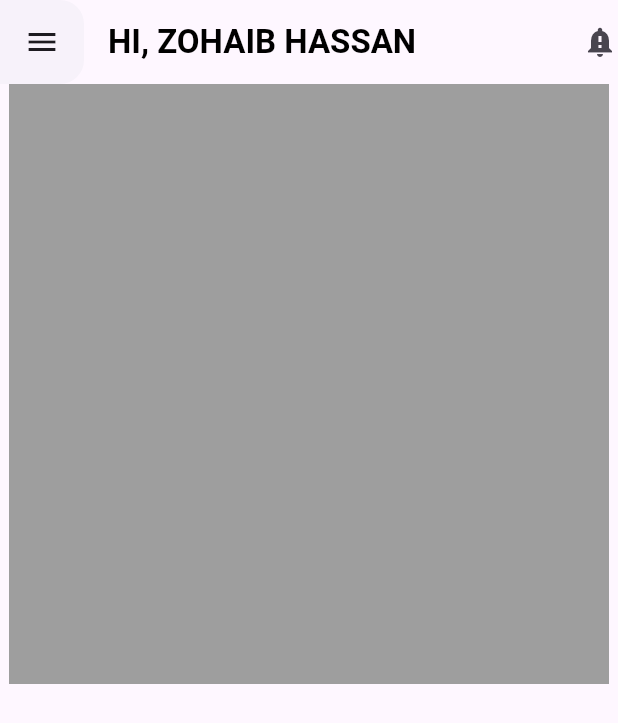
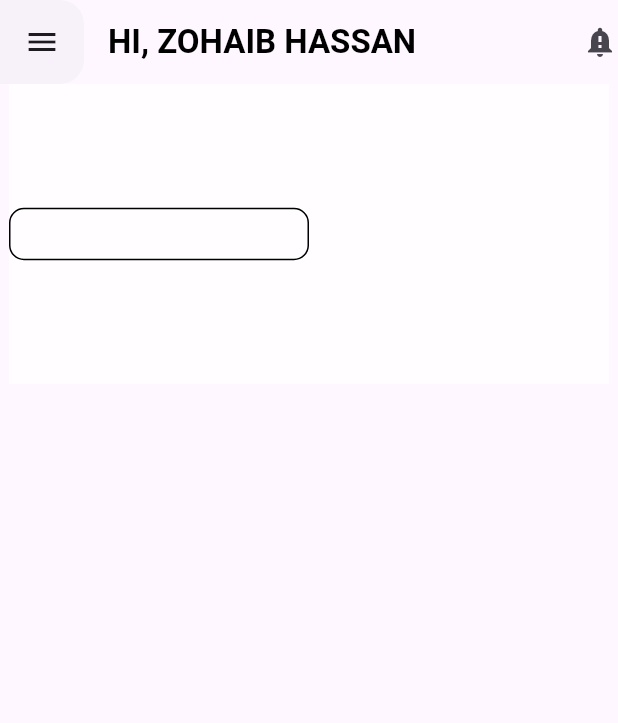
Before and after one commit to Ahmad163563/internship-project, a Flutter app: the screen it shows after launch, on a phone screen of 412 x 824 dp. Shown: the top 723 px of the screen. Run offline on Flutter 3.47's test engine with Material 3 defaults, Android fonts, the phone set to English and light mode, and no system bars.

Commit message:
addding 4 page

```diff
--- a/lib/home_screen/homescreen.dart
+++ b/lib/home_screen/homescreen.dart
@@ -26,9 +26,22 @@ class _home_screenState extends State<home_screen> {
             children: [
               Center(
                 child: Container(
-                  height: 400,
+                  height: 200,
                   width: 400,
-                  color: Colors.grey,
+                  color: Colors.white70,
+                  child: Row(
+                    children: [
+                      Text(''),
+                      Container(
+                        height: 35,
+                        width: 200,
+                        decoration: BoxDecoration(
+                          borderRadius: BorderRadius.circular(10),
+                          border: Border.all()
+                        ),
+                      )
+                    ],
+                  ),
                 ),
               )
             ],
```
